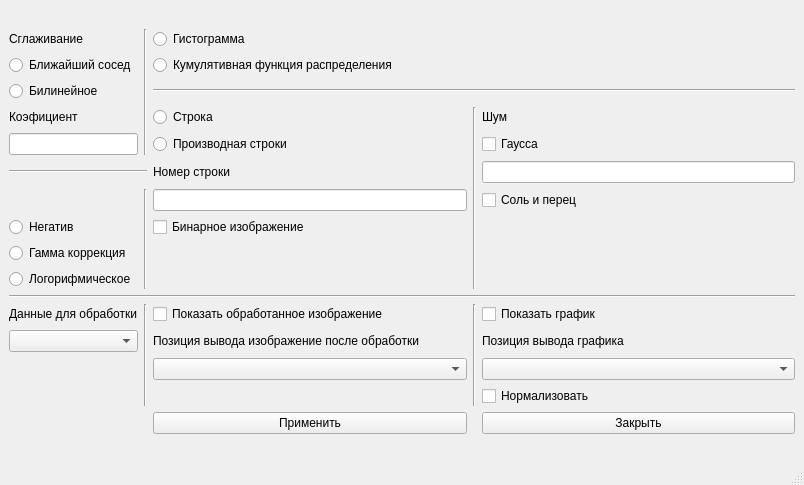
Old version of the form lab_EData/forms/qt_forms/image_processing.ui in the repository ziminyuri/experimental_data.
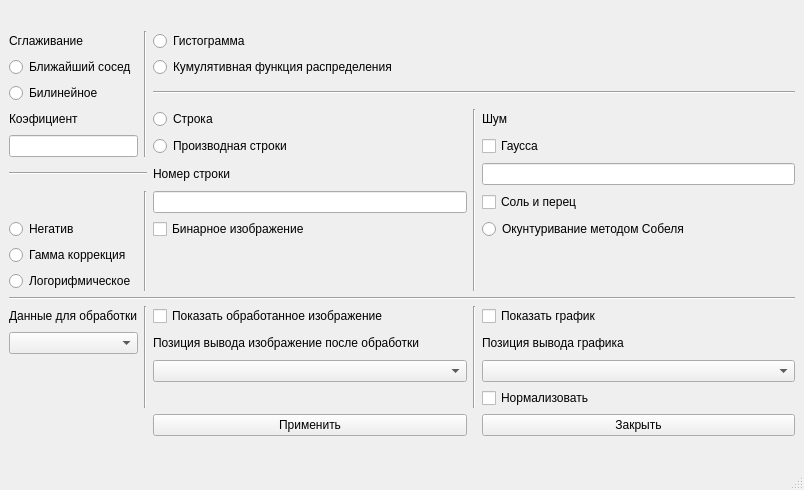
New version of the form.

Commit message: :sparkles:Added image contouring by Sobel method

```diff
--- a/lab_EData/forms/qt_forms/image_processing.ui
+++ b/lab_EData/forms/qt_forms/image_processing.ui
@@ -7,7 +7,7 @@
     <x>0</x>
     <y>0</y>
     <width>804</width>
-    <height>485</height>
+    <height>490</height>
    </rect>
   </property>
   <property name="windowTitle">
@@ -273,6 +273,13 @@
         </property>
        </widget>
       </item>
+      <item row="8" column="4">
+       <widget class="QRadioButton" name="radioButton_10">
+        <property name="text">
+         <string>Окунтуривание методом Собеля</string>
+        </property>
+       </widget>
+      </item>
      </layout>
     </item>
    </layout>
```
The commit also changes 10 other files.
